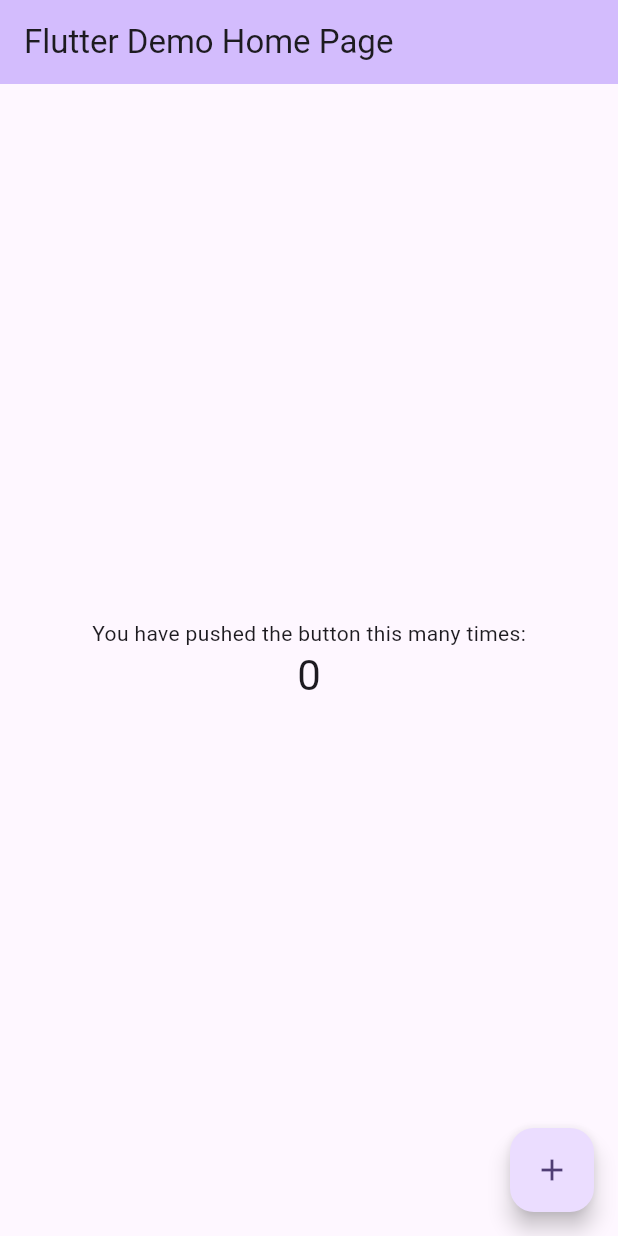
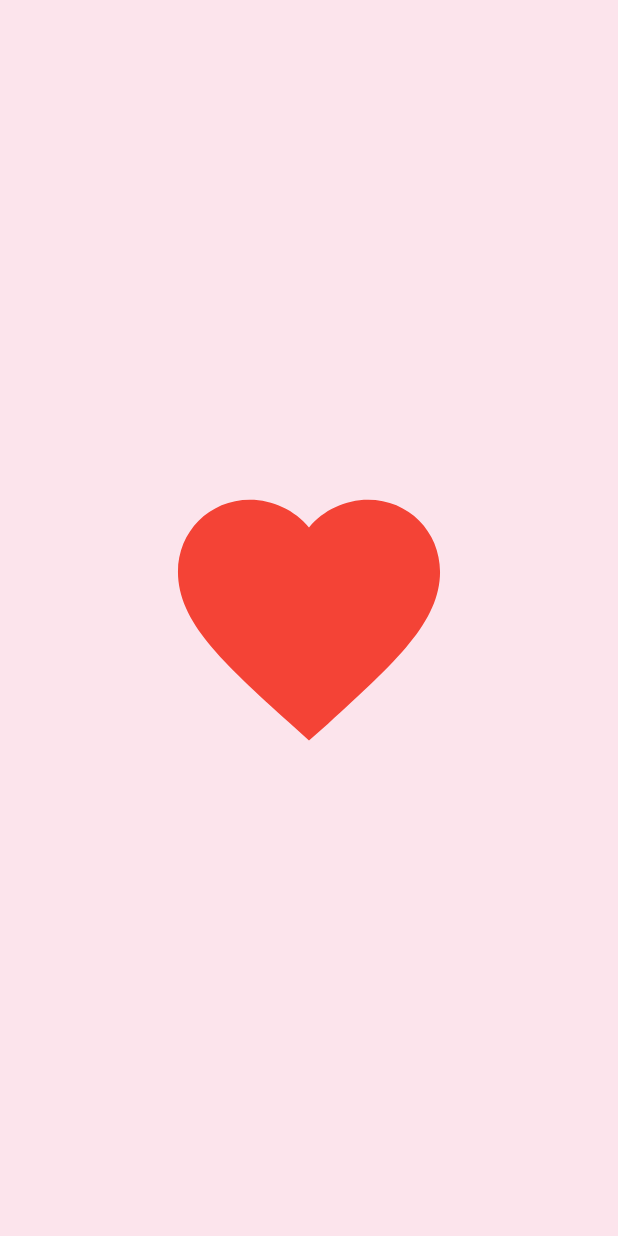
Before and after one commit to BhavyaSontineni/Activity4_Valentines, a Flutter app: the screen it shows after launch, on a phone screen of 412 x 824 dp. Run offline on Flutter 3.47's test engine with Material 3 defaults, Android fonts, the phone set to English and light mode, and no system bars; our stand-ins replace confetti.

Commit message:
heart animated and confetti

```diff
--- a/classactivity_valentines/lib/main.dart
+++ b/classactivity_valentines/lib/main.dart
@@ -1,125 +1,91 @@
 import 'package:flutter/material.dart';
+import 'package:confetti/confetti.dart';
+import 'dart:math';
 
 void main() {
-  runApp(const MyApp());
+  runApp(MaterialApp(
+    debugShowCheckedModeBanner: false,
+    home: HeartbeatApp(),
+  ));
 }
 
-class MyApp extends StatelessWidget {
-  const MyApp({super.key});
-
-  // This widget is the root of your application.
+class HeartbeatApp extends StatefulWidget {
   @override
-  Widget build(BuildContext context) {
-    return MaterialApp(
-      title: 'Flutter Demo',
-      theme: ThemeData(
-        // This is the theme of your application.
-        //
-        // TRY THIS: Try running your application with "flutter run". You'll see
-        // the application has a purple toolbar. Then, without quitting the app,
-        // try changing the seedColor in the colorScheme below to Colors.green
-        // and then invoke "hot reload" (save your changes or press the "hot
-        // reload" button in a Flutter-supported IDE, or press "r" if you used
-        // the command line to start the app).
-        //
-        // Notice that the counter didn't reset back to zero; the application
-        // state is not lost during the reload. To reset the state, use hot
-        // restart instead.
-        //
-        // This works for code too, not just values: Most code changes can be
-        // tested with just a hot reload.
-        colorScheme: ColorScheme.fromSeed(seedColor: Colors.deepPurple),
-        useMaterial3: true,
-      ),
-      home: const MyHomePage(title: 'Flutter Demo Home Page'),
-    );
-  }
+  _HeartbeatAppState createState() => _HeartbeatAppState();
 }
 
-class MyHomePage extends StatefulWidget {
-  const MyHomePage({super.key, required this.title});
-
-  // This widget is the home page of your application. It is stateful, meaning
-  // that it has a State object (defined below) that contains fields that affect
-  // how it looks.
-
-  // This class is the configuration for the state. It holds the values (in this
-  // case the title) provided by the parent (in this case the App widget) and
-  // used by the build method of the State. Fields in a Widget subclass are
-  // always marked "final".
-
-  final String title;
+class _HeartbeatAppState extends State<HeartbeatApp>
+    with SingleTickerProviderStateMixin {
+  late AnimationController _controller;
+  late Animation<double> _animation;
+  late ConfettiController _confettiController;
 
   @override
-  State<MyHomePage> createState() => _MyHomePageState();
-}
+  void initState() {
+    super.initState();
 
-class _MyHomePageState extends State<MyHomePage> {
-  int _counter = 0;
+    // Heartbeat animation
+    _controller = AnimationController(
+      vsync: this,
+      duration: Duration(milliseconds: 600),
+    )..repeat(reverse: true);
 
-  void _incrementCounter() {
-    setState(() {
-      // This call to setState tells the Flutter framework that something has
-      // changed in this State, which causes it to rerun the build method below
-      // so that the display can reflect the updated values. If we changed
-      // _counter without calling setState(), then the build method would not be
-      // called again, and so nothing would appear to happen.
-      _counter++;
-    });
+    _animation = Tween<double>(begin: 1.0, end: 1.4).animate(
+      CurvedAnimation(parent: _controller, curve: Curves.easeInOut),
+    );
+
+    // Confetti falling from top
+    _confettiController = ConfettiController(duration: Duration(seconds: 10));
+    _confettiController.play();
+  }
+
+  @override
+  void dispose() {
+    _controller.dispose();
+    _confettiController.dispose();
+    super.dispose();
   }
 
   @override
   Widget build(BuildContext context) {
-    // This method is rerun every time setState is called, for instance as done
-    // by the _incrementCounter method above.
-    //
-    // The Flutter framework has been optimized to make rerunning build methods
-    // fast, so that you can just rebuild anything that needs updating rather
-    // than having to individually change instances of widgets.
     return Scaffold(
-      appBar: AppBar(
-        // TRY THIS: Try changing the color here to a specific color (to
-        // Colors.amber, perhaps?) and trigger a hot reload to see the AppBar
-        // change color while the other colors stay the same.
-        backgroundColor: Theme.of(context).colorScheme.inversePrimary,
-        // Here we take the value from the MyHomePage object that was created by
-        // the App.build method, and use it to set our appbar title.
-        title: Text(widget.title),
+      backgroundColor: Colors.pink[50],
+      body: Stack(
+        children: [
+          // Confetti falling from the top of the screen
+          Align(
+            alignment: Alignment.topCenter,
+            child: ConfettiWidget(
+              confettiController: _confettiController,
+              blastDirection: pi / 2, // Downward direction
+              maxBlastForce: 10, // Adjust speed
+              minBlastForce: 5,
+              emissionFrequency: 0.05, // Controls density of confetti
+              numberOfParticles: 10,
+              gravity: 0.3,
+              shouldLoop: true,
+              colors: [Colors.red, Colors.pink, Colors.purple],
+            ),
+          ),
+
+          // Pulsating heart at the center
+          Center(
+            child: AnimatedBuilder(
+              animation: _animation,
+              builder: (context, child) {
+                return Transform.scale(
+                  scale: _animation.value,
+                  child: Icon(
+                    Icons.favorite, // Proper heart shape
+                    color: Colors.red,
+                    size: 150,
+                  ),
+                );
+              },
+            ),
+          ),
+        ],
       ),
-      body: Center(
-        // Center is a layout widget. It takes a single child and positions it
-        // in the middle of the parent.
-        child: Column(
-          // Column is also a layout widget. It takes a list of children and
-          // arranges them vertically. By default, it sizes itself to fit its
-          // children horizontally, and tries to be as tall as its parent.
-          //
-          // Column has various properties to control how it sizes itself and
-          // how it positions its children. Here we use mainAxisAlignment to
-          // center the children vertically; the main axis here is the vertical
-          // axis because Columns are vertical (the cross axis would be
-          // horizontal).
-          //
-          // TRY THIS: Invoke "debug painting" (choose the "Toggle Debug Paint"
-          // action in the IDE, or press "p" in the console), to see the
-          // wireframe for each widget.
-          mainAxisAlignment: MainAxisAlignment.center,
-          children: <Widget>[
-            const Text(
-              'You have pushed the button this many times:',
-            ),
-            Text(
-              '$_counter',
-              style: Theme.of(context).textTheme.headlineMedium,
-            ),
-          ],
-        ),
-      ),
-      floatingActionButton: FloatingActionButton(
-        onPressed: _incrementCounter,
-        tooltip: 'Increment',
-        child: const Icon(Icons.add),
-      ), // This trailing comma makes auto-formatting nicer for build methods.
     );
   }
 }
--- a/classactivity_valentines/pubspec.yaml
+++ b/classactivity_valentines/pubspec.yaml
@@ -30,6 +30,8 @@ environment:
 dependencies:
   flutter:
     sdk: flutter
+  confetti: ^0.7.0
+
 
   # The following adds the Cupertino Icons font to your application.
   # Use with the CupertinoIcons class for iOS style icons.
```
Also changed, not shown: classactivity_valentines/pubspec.lock, 1 other file.
